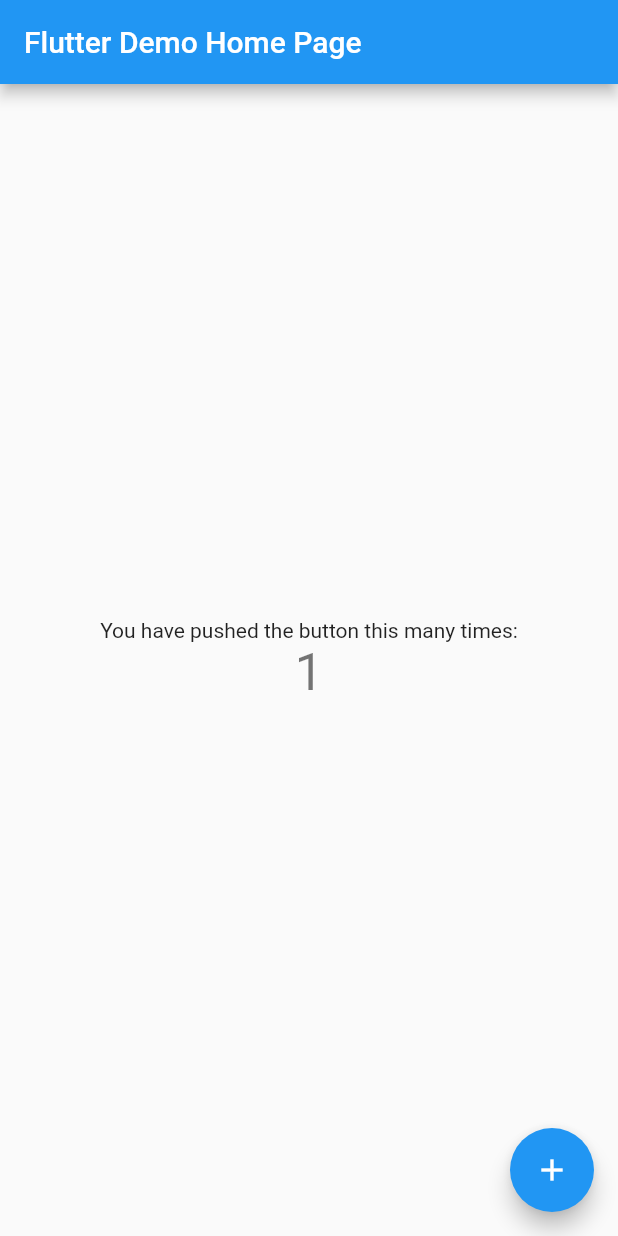
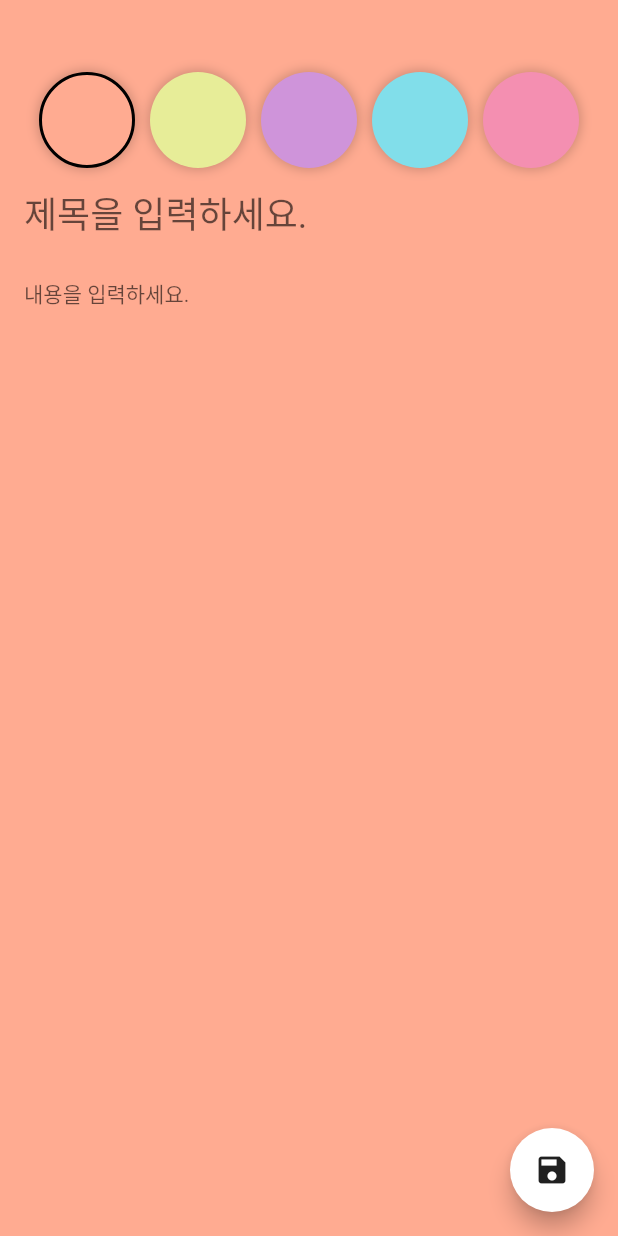
Before and after one commit to JackDinealKIM/flutter-clean-architecture-note, a Flutter app: the screen it shows after launch, after a tap on the "add" icon, on a phone screen of 412 x 824 dp. Run offline on Flutter 3.47's test engine with Material 2 defaults, Android fonts, the phone set to English and light mode, and no system bars; our stand-ins replace freezed_annotation, sqflite; accounts and stored records are empty; generated files the repository leaves out were written again.

Commit message:
#34 modify note

```diff
--- /dev/null
+++ b/lib/di/provider_setup.dart
@@ -0,0 +1,36 @@
+import 'package:clean_architecture_note/data/data_source/note_db_helper.dart';
+import 'package:clean_architecture_note/data/repository/note_repository_impl.dart';
+import 'package:clean_architecture_note/domain/repository/note_repository.dart';
+import 'package:clean_architecture_note/domain/use_case/get_note.dart';
+import 'package:clean_architecture_note/presentation/add_edit_note/add_edit_note_view_model.dart';
+import 'package:clean_architecture_note/presentation/notes/notes_view_model.dart';
+import 'package:provider/provider.dart';
+import 'package:provider/single_child_widget.dart';
+import 'package:http/http.dart' as http;
+import 'package:sqflite/sqflite.dart';
+
+Future<List<SingleChildWidget>> getProviders() async {
+  Database db = await openDatabase('notes_db', version: 1,
+      onCreate: (Database db, int version) async {
+        // When creating the db, create the table
+        await db.execute('''
+            CREATE TABLE note (
+                id INTEGER PRIMARY KEY AUTOINCREMENT,
+                title TEXT,
+                content TEXT,
+                color INTEGER,
+                timestamp INTEGER
+            )
+            ''');
+      });
+
+  NoteDBHelper dbHelper = NoteDBHelper(db);
+  NoteRepository repository = NoteRepositoryImpl(dbHelper);
+  NotesViewModel notesViewModel = NotesViewModel(repository);
+  AddEditNoteViewModel addEditNoteViewModel = AddEditNoteViewModel(repository);
+
+  return [
+    ChangeNotifierProvider(create: (_) => notesViewModel),
+    ChangeNotifierProvider(create: (_) => addEditNoteViewModel),
+  ];
+}
--- a/lib/main.dart
+++ b/lib/main.dart
@@ -1,7 +1,18 @@
+import 'package:clean_architecture_note/di/provider_setup.dart';
+import 'package:clean_architecture_note/presentation/notes/notes_screen.dart';
+import 'package:clean_architecture_note/ui/colors.dart';
 import 'package:flutter/material.dart';
+import 'package:provider/provider.dart';
 
-void main() {
-  runApp(const MyApp());
+void main() async {
+  WidgetsFlutterBinding.ensureInitialized();
+
+  final providers = await getProviders();
+
+  runApp(MultiProvider(
+    providers: providers,
+    child: const MyApp(),
+  ));
 }
 
 class MyApp extends StatelessWidget {
@@ -12,104 +23,21 @@ class MyApp extends StatelessWidget {
   Widget build(BuildContext context) {
     return MaterialApp(
       title: 'Flutter Demo',
+      debugShowCheckedModeBanner: false,
       theme: ThemeData(
-        // This is the theme of your application.
-        //
-        // Try running your application with "flutter run". You'll see the
-        // application has a blue toolbar. Then, without quitting the app, try
-        // changing the primarySwatch below to Colors.green and then invoke
-        // "hot reload" (press "r" in the console where you ran "flutter run",
-        // or simply save your changes to "hot reload" in a Flutter IDE).
-        // Notice that the counter didn't reset back to zero; the application
-        // is not restarted.
-        primarySwatch: Colors.blue,
+        primaryColor: Colors.white,
+        backgroundColor: darkgray,
+        canvasColor: darkgray,
+        floatingActionButtonTheme:
+            Theme.of(context).floatingActionButtonTheme.copyWith(
+                  backgroundColor: Colors.white,
+                  foregroundColor: darkgray,
+                ),
+        appBarTheme: Theme.of(context).appBarTheme.copyWith(
+              backgroundColor: darkgray,
+            ),
       ),
-      home: const MyHomePage(title: 'Flutter Demo Home Page'),
+      home: const NoteScreen(),
     );
   }
 }
-
-class MyHomePage extends StatefulWidget {
-  const MyHomePage({Key? key, required this.title}) : super(key: key);
-
-  // This widget is the home page of your application. It is stateful, meaning
-  // that it has a State object (defined below) that contains fields that affect
-  // how it looks.
-
-  // This class is the configuration for the state. It holds the values (in this
-  // case the title) provided by the parent (in this case the App widget) and
-  // used by the build method of the State. Fields in a Widget subclass are
-  // always marked "final".
-
-  final String title;
-
-  @override
-  State<MyHomePage> createState() => _MyHomePageState();
-}
-
-class _MyHomePageState extends State<MyHomePage> {
-  int _counter = 0;
-
-  void _incrementCounter() {
-    setState(() {
-      // This call to setState tells the Flutter framework that something has
-      // changed in this State, which causes it to rerun the build method below
-      // so that the display can reflect the updated values. If we changed
-      // _counter without calling setState(), then the build method would not be
-      // called again, and so nothing would appear to happen.
-      _counter++;
-    });
-  }
-
-  @override
-  Widget build(BuildContext context) {
-    // This method is rerun every time setState is called, for instance as done
-    // by the _incrementCounter method above.
-    //
-    // The Flutter framework has been optimized to make rerunning build methods
-    // fast, so that you can just rebuild anything that needs updating rather
-    // than having to individually change instances of widgets.
-    return Scaffold(
-      appBar: AppBar(
-        // Here we take the value from the MyHomePage object that was created by
-        // the App.build method, and use it to set our appbar title.
-        title: Text(widget.title),
-      ),
-      body: Center(
-        // Center is a layout widget. It takes a single child and positions it
-        // in the middle of the parent.
-        child: Column(
-          // Column is also a layout widget. It takes a list of children and
-          // arranges them vertically. By default, it sizes itself to fit its
-          // children horizontally, and tries to be as tall as its parent.
-          //
-          // Invoke "debug painting" (press "p" in the console, choose the
-          // "Toggle Debug Paint" action from the Flutter Inspector in Android
-          // Studio, or the "Toggle Debug Paint" command in Visual Studio Code)
-          // to see the wireframe for each widget.
-          //
-          // Column has various properties to control how it sizes itself and
-          // how it positions its children. Here we use mainAxisAlignment to
-          // center the children vertically; the main axis here is the vertical
-          // axis because Columns are vertical (the cross axis would be
-          // horizontal).
-          mainAxisAlignment: MainAxisAlignment.center,
-          children: <Widget>[
-            const Text(
-              'You have pushed the button this many times:',
-            ),
-            Text(
-              '$_counter',
-              style: Theme.of(context).textTheme.headline4,
-            ),
-          ],
-        ),
-      ),
-      floatingActionButton: FloatingActionButton(
-        onPressed: _incrementCounter,
-        tooltip: 'Increment',
-        child: const Icon(Icons.add),
-      ), // This trailing comma makes auto-formatting nicer for build methods.
-    );
-  }
-}
--- /dev/null
+++ b/lib/presentation/add_edit_note/add_edit_note_screen.dart
@@ -0,0 +1,160 @@
+import 'dart:async';
+
+import 'package:clean_architecture_note/domain/model/note.dart';
+import 'package:clean_architecture_note/presentation/add_edit_note/add_edit_note_event.dart';
+import 'package:clean_architecture_note/presentation/add_edit_note/add_edit_note_view_model.dart';
+import 'package:clean_architecture_note/ui/colors.dart';
+import 'package:flutter/material.dart';
+import 'package:provider/provider.dart';
+
+class AddEditNoteScreen extends StatefulWidget {
+  final Note? note;
+
+  const AddEditNoteScreen({Key? key, this.note}) : super(key: key);
+
+  @override
+  State<AddEditNoteScreen> createState() => _AddEditNoteScreenState();
+}
+
+class _AddEditNoteScreenState extends State<AddEditNoteScreen> {
+  final _titleController = TextEditingController();
+  final _contentController = TextEditingController();
+  StreamSubscription? _streamSubscription;
+
+  static List<Color> noteColors = [
+    roseBud,
+    primRose,
+    wisteria,
+    skyblue,
+    illusion
+  ];
+
+  Color _color = roseBud;
+
+  @override
+  void initState() {
+    super.initState();
+
+    if (widget.note != null) {
+      _titleController.text = widget.note!.title;
+      _contentController.text = widget.note!.content;
+    }
+
+    Future.microtask(() {
+      final viewModel = context.read<AddEditNoteViewModel>();
+      _streamSubscription = viewModel.eventStream.listen((event) {
+        event.when(saveNote: () {
+          Navigator.pop(context, true);
+        }, showSnackBar: (String message) {
+          final snackBar = SnackBar(content: Text(message));
+          ScaffoldMessenger.of(context).showSnackBar(snackBar);
+        });
+      });
+    });
+  }
+
+  @override
+  void dispose() {
+    _titleController.dispose();
+    _contentController.dispose();
+    _streamSubscription?.cancel();
+    super.dispose();
+  }
+
+  @override
+  Widget build(BuildContext context) {
+    final viewModel = context.watch<AddEditNoteViewModel>();
+
+    return Scaffold(
+      floatingActionButton: FloatingActionButton(
+        onPressed: () {
+          // if (_titleController.text.isEmpty ||
+          //     _contentController.text.isEmpty) {
+          //   final snackBar = SnackBar(content: Text('제목이나 내용이 비어 있습니다.'));
+          //   ScaffoldMessenger.of(context).showSnackBar(snackBar);
+          //   return;
+          // }
+
+          viewModel.onEvent(AddEditNoteEvent.saveNote(
+            widget.note == null ? null : widget.note!.id,
+            _titleController.text,
+            _contentController.text,
+          ));
+        },
+        child: const Icon(Icons.save),
+      ),
+      body: AnimatedContainer(
+        padding:
+            const EdgeInsets.only(left: 16, right: 16, bottom: 16, top: 48),
+        color: _color,
+        duration: const Duration(seconds: 1),
+        child: Column(
+          children: [
+            Row(
+              mainAxisAlignment: MainAxisAlignment.spaceEvenly,
+              children: noteColors
+                  .map((color) => InkWell(
+                        onTap: () {
+                          setState(() {
+                            _color = color;
+                            viewModel.onEvent(AddEditNoteEvent.changeColor(
+                              color.value,
+                            ));
+                          });
+                        },
+                        child: _buildBackgroundColor(color, _color == color),
+                      ))
+                  .toList(),
+            ),
+            TextField(
+              controller: _titleController,
+              maxLines: 1,
+              style: Theme.of(context).textTheme.headline5!.copyWith(
+                    color: darkgray,
+                  ),
+              decoration: const InputDecoration(
+                hintText: '제목을 입력하세요.',
+                border: InputBorder.none,
+              ),
+            ),
+            TextField(
+              controller: _contentController,
+              maxLines: null,
+              style: Theme.of(context).textTheme.bodyText2!.copyWith(
+                    color: darkgray,
+                  ),
+              decoration: const InputDecoration(
+                hintText: '내용을 입력하세요.',
+                border: InputBorder.none,
+              ),
+            ),
+          ],
+        ),
+      ),
+    );
+  }
+
+  Widget _buildBackgroundColor(Color color, bool selected) {
+    return Container(
+      width: 64,
+      height: 64,
+      decoration: BoxDecoration(
+        color: color,
+        shape: BoxShape.circle,
+        border: selected
+            ? Border.all(
+                color: Colors.black,
+                width: 2,
+              )
+            : null,
+        boxShadow: [
+          BoxShadow(
+            color: Colors.black.withOpacity(0.2),
+            blurRadius: 6.0,
+            spreadRadius: 1.0,
+          ),
+        ],
+      ),
+    );
+  }
+}
--- /dev/null
+++ b/lib/presentation/add_edit_note/add_edit_note_ui_event.dart
@@ -0,0 +1,10 @@
+import 'package:flutter/foundation.dart';
+import 'package:freezed_annotation/freezed_annotation.dart';
+
+part 'add_edit_note_ui_event.freezed.dart';
+
+@freezed
+class AddEditNoteUiEvent with _$AddEditNoteUiEvent {
+  const factory AddEditNoteUiEvent.saveNote() = _SaveNote;
+  const factory AddEditNoteUiEvent.showSnackBar(String message) = _ShowSnackBar;
+}
--- a/lib/presentation/add_edit_note/add_edit_note_view_model.dart
+++ b/lib/presentation/add_edit_note/add_edit_note_view_model.dart
@@ -1,6 +1,10 @@
+import 'dart:async';
+
 import 'package:clean_architecture_note/domain/model/note.dart';
 import 'package:clean_architecture_note/domain/repository/note_repository.dart';
 import 'package:clean_architecture_note/presentation/add_edit_note/add_edit_note_event.dart';
+import 'package:clean_architecture_note/presentation/add_edit_note/add_edit_note_ui_event.dart';
+import 'package:clean_architecture_note/ui/colors.dart';
 import 'package:flutter/material.dart';
 
 class AddEditNoteViewModel with ChangeNotifier {
@@ -8,7 +12,10 @@ class AddEditNoteViewModel with ChangeNotifier {
 
   AddEditNoteViewModel(this.repository);
 
-  int _color = Colors.orange.value;
+  final _eventController = StreamController<AddEditNoteUiEvent>.broadcast();
+  Stream<AddEditNoteUiEvent> get eventStream => _eventController.stream;
+
+  int _color = roseBud.value;
 
   int get color => _color;
 
@@ -22,6 +29,11 @@ class AddEditNoteViewModel with ChangeNotifier {
   }
 
   Future<void> _saveNote(int? id, String title, String content) async {
+    if(title.isEmpty || content.isEmpty) {
+      _eventController.add(const AddEditNoteUiEvent.showSnackBar("제목이나 내용이 비어 있습니다."));
+
+      return;
+    }
     if (id == null) {
       await repository.insertNote(Note(
           title: title,
@@ -36,6 +48,7 @@ class AddEditNoteViewModel with ChangeNotifier {
           timestamp: DateTime.now().millisecondsSinceEpoch,
           color: _color));
     }
-    notifyListeners();
+
+    _eventController.add(const AddEditNoteUiEvent.saveNote());
   }
 }
--- /dev/null
+++ b/lib/presentation/notes/notes_screen.dart
@@ -0,0 +1,85 @@
+import 'package:clean_architecture_note/domain/model/note.dart';
+import 'package:clean_architecture_note/presentation/add_edit_note/add_edit_note_screen.dart';
+import 'package:clean_architecture_note/presentation/notes/components/note_item.dart';
+import 'package:clean_architecture_note/presentation/notes/notes_event.dart';
+import 'package:clean_architecture_note/presentation/notes/notes_view_model.dart';
+import 'package:clean_architecture_note/ui/colors.dart';
+import 'package:flutter/material.dart';
+import 'package:provider/provider.dart';
+
+class NoteScreen extends StatelessWidget {
+  const NoteScreen({Key? key}) : super(key: key);
+
+  @override
+  Widget build(BuildContext context) {
+    final viewModel = context.watch<NotesViewModel>();
+    final state = viewModel.state;
+
+    return Scaffold(
+      appBar: AppBar(
+        elevation: 0,
+        actions: [
+          IconButton(onPressed: () {}, icon: const Icon(Icons.sort)),
+        ],
+        centerTitle: true,
+        title: const Text(
+          'Your Note',
+          style: TextStyle(
+            fontSize: 30,
+          ),
+        ),
+      ),
+      body: Padding(
+        padding: const EdgeInsets.all(16.0),
+        child: ListView(
+          children: state.notes
+              .map((note) => GestureDetector(
+                    onTap: () async {
+                      bool? isSaved = await Navigator.push(
+                          context,
+                          MaterialPageRoute(
+                            builder: (context) => AddEditNoteScreen(
+                              note: note,
+                            ),
+                          ));
+
+                      if (isSaved != null && isSaved) {
+                        viewModel.onEvent(const NotesEvent.loadNotes());
+                      }
+                    },
+                    child: NoteItem(
+                      note: note,
+                      onDeleteTap: () {
+                        viewModel.onEvent(NotesEvent.deleteNotes(note));
+
+                        final snackBar = SnackBar(
+                          content: Text('노트가 삭제되었습니다.'),
+                          action: SnackBarAction(
+                            label: '취소',
+                            onPressed: () {
+                              viewModel.onEvent(const NotesEvent.restoreNote());
+                            },
+                          ),
+                        );
+                        ScaffoldMessenger.of(context).showSnackBar(snackBar);
+                      },
+                    ),
+                  ))
+              .toList(),
+        ),
+      ),
+      floatingActionButton: FloatingActionButton(
+        onPressed: () async {
+          bool? isSaved = await Navigator.push(
+              context,
+              MaterialPageRoute(
+                  builder: (context) => const AddEditNoteScreen()));
+          if (isSaved != null && isSaved) {
+            viewModel.onEvent(const NotesEvent.loadNotes());
+          }
+        },
+        child: const Icon(Icons.add),
+      ),
+    );
+  }
+}
--- a/lib/presentation/notes/notes_view_model.dart
+++ b/lib/presentation/notes/notes_view_model.dart
@@ -9,7 +9,9 @@ import 'package:flutter/material.dart';
 class NotesViewModel with ChangeNotifier {
   final NoteRepository repository;
 
-  NotesViewModel(this.repository);
+  NotesViewModel(this.repository) {
+    _loadNotes();
+  }
 
   NoteState _state = NoteState();
 
--- /dev/null
+++ b/lib/ui/colors.dart
@@ -0,0 +1,10 @@
+import 'package:flutter/material.dart';
+
+const roseBud = Color(0xFFFFAB91);
+const primRose = Color(0xFFE7ED98);
+const wisteria = Color(0xFFCF94DA);
+const skyblue = Color(0xFF81DEEa);
+const illusion = Color(0xFFF48FB1);
+
+const darkgray = Color(0xFF202020);
+const lightblue = Color(0xDFF7E8DE);
```
Also changed, not shown: lib/presentation/notes/components/note_item.dart (added, +58 -0 lines), lib/presentation/notes/notes_view.dart (deleted, +0 -11 lines), 1 other file.
